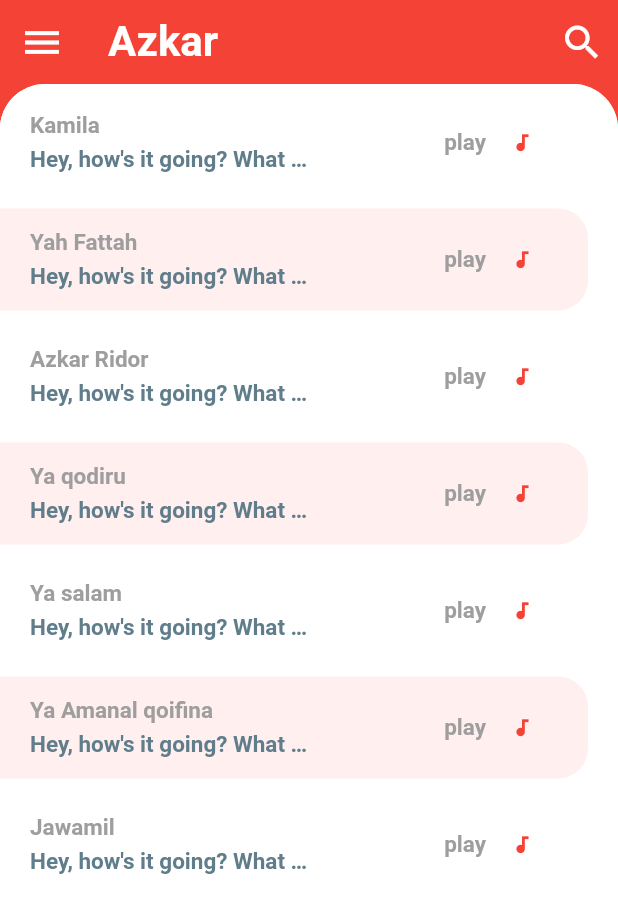
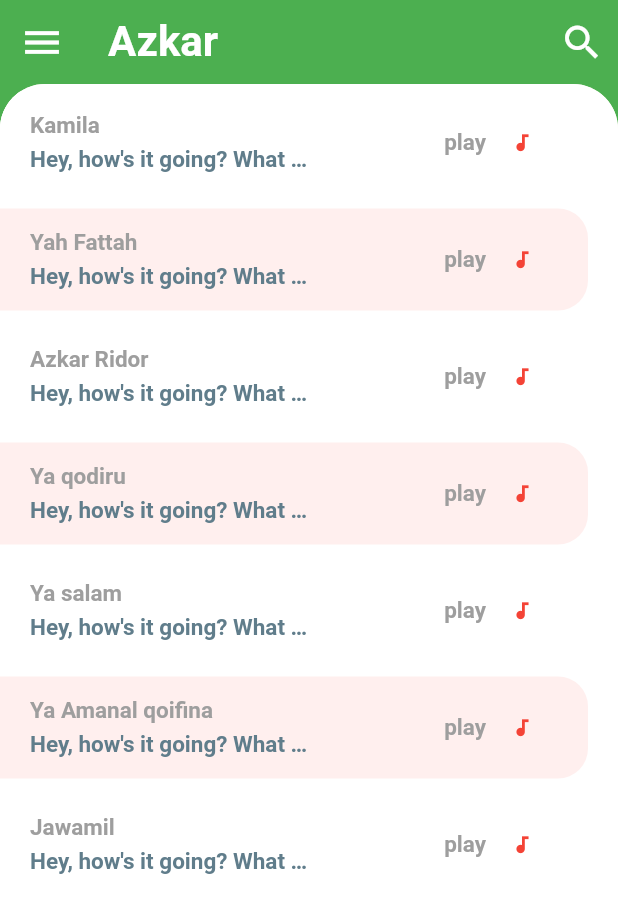
Before and after one commit to iamhabee/Azkar-book, a Flutter app: the screen it shows after launch, on a phone screen of 412 x 824 dp. Shown: the top 913 px of the screen. Run offline on Flutter 3.47's test engine with Material 2 defaults, Android fonts, the phone set to English and light mode, and no system bars.

Commit message:
color changed

```diff
--- a/lib/main.dart
+++ b/lib/main.dart
@@ -11,7 +11,7 @@ class MyApp extends StatelessWidget {
       title: 'Flutter Chat UI',
       debugShowCheckedModeBanner: false,
       theme: ThemeData(
-        primaryColor: Colors.red,
+        primaryColor: Colors.green,
         accentColor: Color(0xFFFEF9EB),
       ),
       home: HomeScreen(),
```
